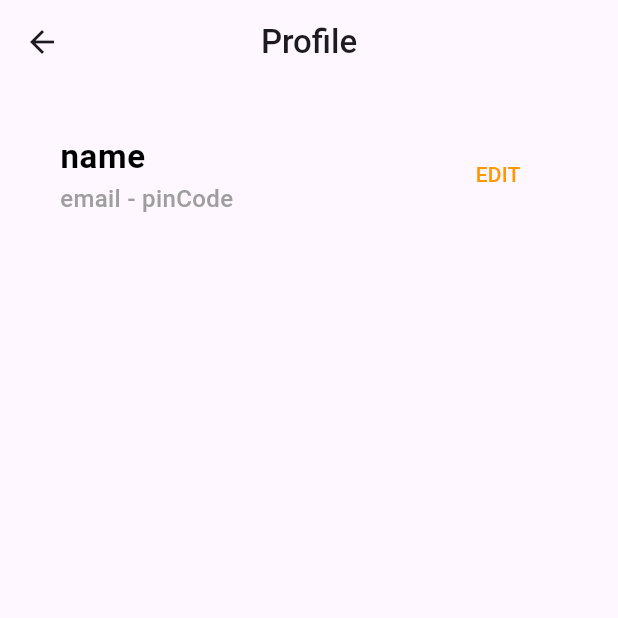
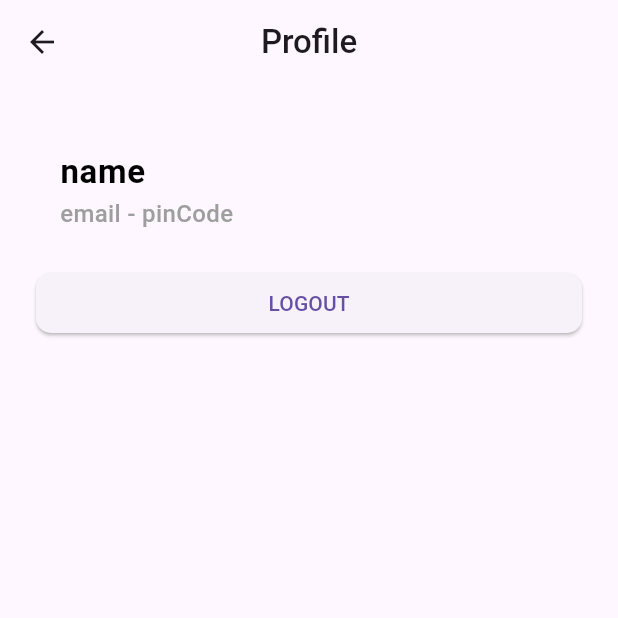
Before and after one commit to Nizam-VA/Foodie-Buddie-Restaurant, a Flutter app: the ScreenProfile screen opened directly, on a phone screen of 412 x 824 dp, the top half of it. Run offline on Flutter 3.47's test engine with Material 3 defaults, Android fonts, the phone set to English and light mode, and no system bars; our stand-ins replace bloc, dio, flutter_bloc, flutter_svg, image_picker, shared_preferences; accounts and stored records are empty; network calls fail.

Commit message:
almost finished

```diff
--- a/lib/model/profile.dart
+++ b/lib/model/profile.dart
@@ -35,7 +35,6 @@ class Profile {
       'sellerId': profile.sellerId,
       'status': profile.status,
     };
-
     return data;
   }
 }
--- a/lib/view/screen/login/screen_login.dart
+++ b/lib/view/screen/login/screen_login.dart
@@ -8,7 +8,7 @@ class ScreenLoginRegister extends StatelessWidget {
   @override
   Widget build(BuildContext context) {
     return DefaultTabController(
-      length: 3,
+      length: 2,
       child: Scaffold(
         appBar: AppBar(
           bottom: const TabBar(tabs: [
--- a/lib/view/screen/profile/screen_profile.dart
+++ b/lib/view/screen/profile/screen_profile.dart
@@ -1,8 +1,13 @@
 import 'package:flutter/material.dart';
 import 'package:flutter_bloc/flutter_bloc.dart';
+import 'package:foodiebuddierestaurant/controller/blocs/bottom_navigation/bottom_navigation_bloc.dart';
 import 'package:foodiebuddierestaurant/controller/blocs/profile/profile_bloc.dart';
+import 'package:foodiebuddierestaurant/utils/constants.dart';
 import 'package:foodiebuddierestaurant/utils/text_styles.dart';
+import 'package:foodiebuddierestaurant/view/screen/login/screen_login.dart';
 import 'package:foodiebuddierestaurant/view/widgets/app_bar.dart';
+import 'package:foodiebuddierestaurant/view/widgets/button_widget.dart';
+import 'package:shared_preferences/shared_preferences.dart';
 
 class ScreenProfile extends StatelessWidget {
   const ScreenProfile({super.key});
@@ -19,10 +24,15 @@ class ScreenProfile extends StatelessWidget {
         body: Padding(
           padding: const EdgeInsets.all(24),
           child: Column(
+            crossAxisAlignment: CrossAxisAlignment.start,
             children: [
               BlocBuilder<ProfileBloc, ProfileState>(
                 builder: (context, state) {
-                  return ListTile(
+                  return ListView(
+                    shrinkWrap: true,
+                    children: [
+                      kHight10,
+                      ListTile(
                         // leading: const CircleAvatar(),
                         title: Text(state.profile?.name ?? 'name',
                             style: bigBoldBlack),
@@ -30,13 +40,26 @@ class ScreenProfile extends StatelessWidget {
                           '${state.profile?.email} - ${state.profile?.pinCode}',
                           style: semiBoldGrey,
                         ),
-                      trailing: TextButton(
-                        onPressed: () {},
-                        child: const Text(
-                          'EDIT',
-                          style: TextStyle(color: Colors.orange),
                       ),
-                      ));
+                      kHight20,
+                      ButtonWidget(
+                        width: width,
+                        text: 'LOGOUT',
+                        onPressed: () async {
+                          context
+                              .read<BottomNavigationBloc>()
+                              .add(BottomNavigationEvent(index: 0));
+                          SharedPreferences preferences =
+                              await SharedPreferences.getInstance();
+                          preferences.setBool('LOGIN', true);
+                          Navigator.of(context).pushAndRemoveUntil(
+                              MaterialPageRoute(
+                                  builder: (context) => ScreenLoginRegister()),
+                              (route) => false);
+                        },
+                      )
+                    ],
+                  );
                 },
               )
             ],
```
Also changed, not shown: lib/view/screen/home/screen_home.dart (+8 -7 lines). Lines whose indentation alone changed are shown as unchanged.
